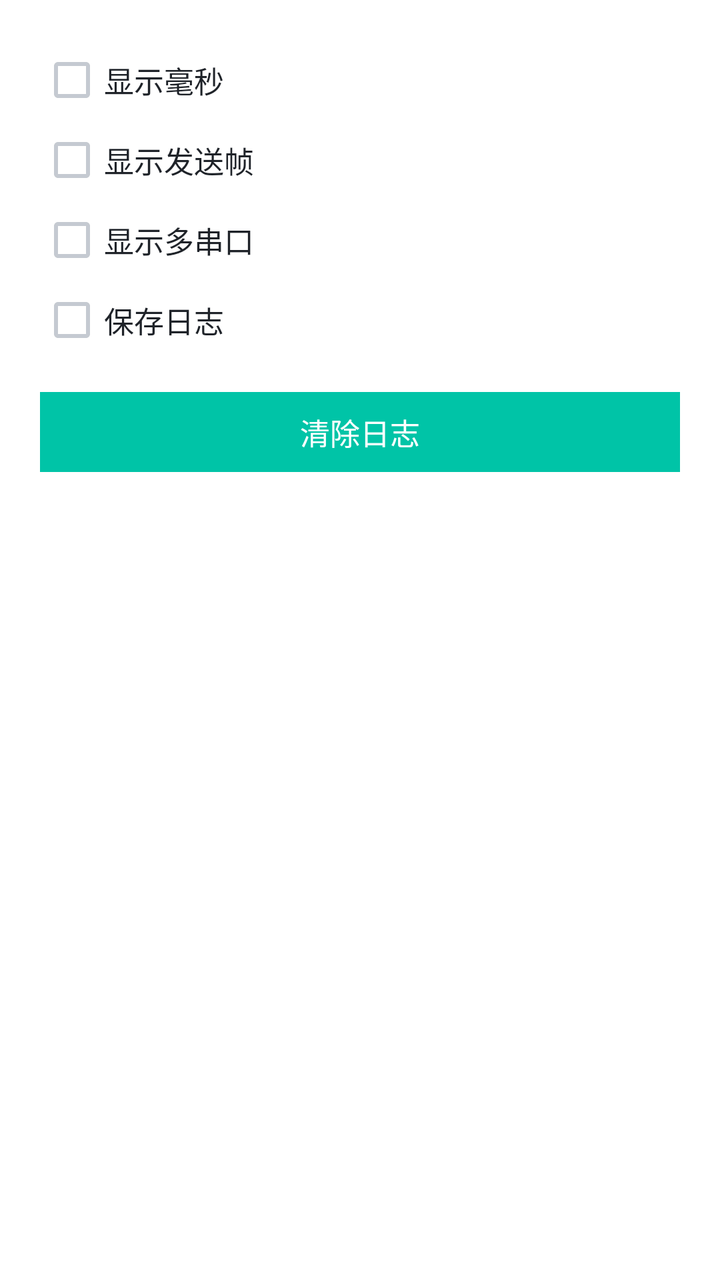
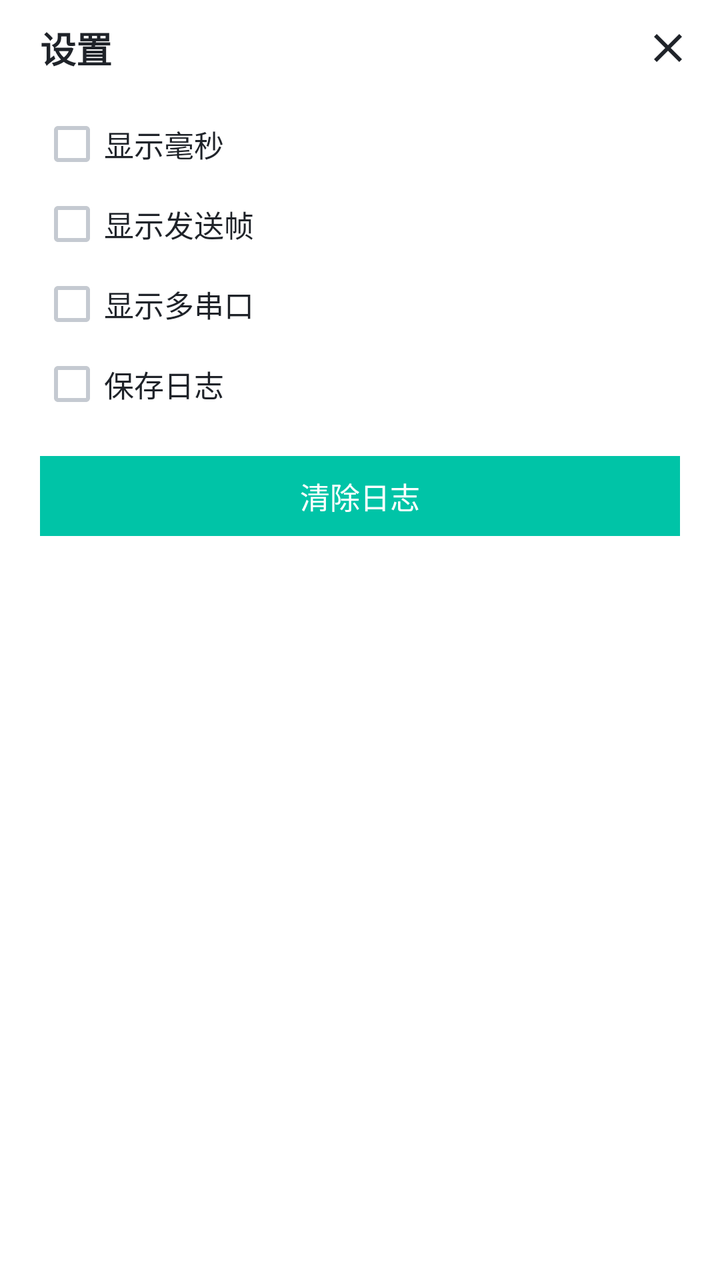

An Android layout rendered at two revisions. The XML below is the earlier revision; the diff shows what the commit changed to produce the second picture.
<!-- AndroidManifest.xml: application theme Theme.ComTool -->
<!-- res/layout/dialog_settings.xml -->
<?xml version="1.0" encoding="utf-8"?>
<LinearLayout xmlns:android="http://schemas.android.com/apk/res/android"
    android:layout_width="match_parent"
    android:layout_height="wrap_content"
    android:background="@color/card"
    android:orientation="vertical"
    android:padding="20dp">

    <CheckBox
        android:id="@+id/checkShowMillis"
        android:layout_width="match_parent"
        android:layout_height="wrap_content"
        android:minHeight="40dp"
        android:text="显示毫秒"
        android:textSize="15sp" />

    <CheckBox
        android:id="@+id/checkShowTx"
        android:layout_width="match_parent"
        android:layout_height="wrap_content"
        android:minHeight="40dp"
        android:text="显示发送帧"
        android:textSize="15sp" />

    <CheckBox
        android:id="@+id/checkShowMulti"
        android:layout_width="match_parent"
        android:layout_height="wrap_content"
        android:minHeight="40dp"
        android:text="显示多串口"
        android:textSize="15sp" />

    <CheckBox
        android:id="@+id/checkSaveLog"
        android:layout_width="match_parent"
        android:layout_height="wrap_content"
        android:minHeight="40dp"
        android:text="保存日志"
        android:textSize="15sp" />

    <Button
        android:id="@+id/buttonClearLog"
        style="@style/Widget.ComTool.Button.Primary"
        android:layout_width="match_parent"
        android:layout_height="40dp"
        android:layout_marginTop="16dp"
        android:text="清除日志"
        android:textSize="15sp" />

</LinearLayout>
<!-- resources referenced by this layout -->
<resources>
  <color name="card">#FFFFFF</color>
  <!-- drawable bg_button_primary (drawable) -->
  <?xml version="1.0" encoding="utf-8"?>
  <selector xmlns:android="http://schemas.android.com/apk/res/android">
      <item android:state_pressed="true">
          <shape>
              <solid android:color="@color/brand_dark" />
              <corners android:radius="0dp" />
          </shape>
      </item>
      <item>
          <shape>
              <solid android:color="@color/brand" />
              <corners android:radius="0dp" />
          </shape>
      </item>
  </selector>
  <color name="white">#FFFFFF</color>
  <color name="line">#E6E8EB</color>
  <color name="brand">#00C4A7</color>
  <color name="page">#F5F7FA</color>
  <color name="text_primary">#1F2329</color>
  <style name="Widget.ComTool.ActionBar" parent="android:Widget.Material.Light.ActionBar.Solid">
          <item name="android:background">@color/card</item>
          <item name="android:elevation">1dp</item>
          <item name="android:titleTextStyle">@style/Text.ComTool.Title</item>
      </style>
  <style name="Widget.ComTool.CheckBox" parent="android:Widget.CompoundButton.CheckBox">
          <item name="android:buttonTint">@color/control_tint</item>
          <item name="android:textColor">@color/text_primary</item>
          <item name="android:textSize">13sp</item>
      </style>
  <style name="Widget.ComTool.Radio" parent="android:Widget.CompoundButton.RadioButton">
          <item name="android:buttonTint">@color/control_tint</item>
          <item name="android:textColor">@color/text_primary</item>
          <item name="android:textSize">13sp</item>
      </style>
  <style name="Widget.ComTool.Spinner" parent="android:Widget.Spinner">
          <item name="android:background">@drawable/bg_spinner</item>
          <item name="android:popupBackground">@drawable/bg_card</item>
          <item name="android:minHeight">32dp</item>
      </style>
  <color name="brand_dark">#009E86</color>
  <style name="Text.ComTool.Title" parent="android:TextAppearance.Material.Widget.ActionBar.Title">
          <item name="android:textColor">@color/text_primary</item>
          <item name="android:textSize">18sp</item>
      </style>
  <!-- drawable bg_input (drawable) -->
  <?xml version="1.0" encoding="utf-8"?>
  <shape xmlns:android="http://schemas.android.com/apk/res/android">
      <solid android:color="@color/card" />
      <stroke
          android:width="1dp"
          android:color="@color/line" />
      <corners android:radius="0dp" />
  </shape>
  <color name="text_secondary">#8B919A</color>
  <!-- drawable bg_card (drawable) -->
  <?xml version="1.0" encoding="utf-8"?>
  <shape xmlns:android="http://schemas.android.com/apk/res/android">
      <solid android:color="@color/card" />
      <stroke
          android:width="1dp"
          android:color="@color/line" />
      <corners android:radius="0dp" />
  </shape>
  <!-- drawable ic_chevron (drawable) -->
  <?xml version="1.0" encoding="utf-8"?>
  <vector xmlns:android="http://schemas.android.com/apk/res/android"
      android:width="12dp"
      android:height="12dp"
      android:viewportWidth="12"
      android:viewportHeight="12">
      <path
          android:fillColor="#8B919A"
          android:pathData="M2.1,4.1 L6,8.1 L9.9,4.1 L9.1,3.3 L6,6.5 L2.9,3.3 Z" />
  </vector>
  <!-- unchanged entries left out for length: 4 -->
</resources>

<!-- the commit's change to res/layout/dialog_settings.xml (unified diff, before → after) -->
@@ -3,48 +3,85 @@
     android:layout_width="match_parent"
     android:layout_height="wrap_content"
     android:background="@color/card"
-    android:orientation="vertical"
-    android:padding="20dp">
+    android:orientation="vertical">
 
-    <CheckBox
-        android:id="@+id/checkShowMillis"
+    <LinearLayout
+        android:layout_width="match_parent"
+        android:layout_height="48dp"
+        android:gravity="center_vertical"
+        android:orientation="horizontal"
+        android:paddingStart="20dp"
+        android:paddingEnd="6dp">
+
+        <TextView
+            android:layout_width="0dp"
+            android:layout_height="wrap_content"
+            android:layout_weight="1"
+            android:text="设置"
+            android:textColor="@color/text_primary"
+            android:textSize="18sp"
+            android:textStyle="bold" />
+
+        <ImageButton
+            android:id="@+id/buttonCloseSettings"
+            android:layout_width="40dp"
+            android:layout_height="40dp"
+            android:background="@android:color/transparent"
+            android:contentDescription="关闭"
+            android:padding="8dp"
+            android:scaleType="fitCenter"
+            android:src="@drawable/ic_close" />
+    </LinearLayout>
+
+    <LinearLayout
         android:layout_width="match_parent"
         android:layout_height="wrap_content"
-        android:minHeight="40dp"
-        android:text="显示毫秒"
-        android:textSize="15sp" />
+        android:orientation="vertical"
+        android:paddingStart="20dp"
+        android:paddingTop="4dp"
+        android:paddingEnd="20dp"
+        android:paddingBottom="20dp">
 
-    <CheckBox
-        android:id="@+id/checkShowTx"
-        android:layout_width="match_parent"
-        android:layout_height="wrap_content"
-        android:minHeight="40dp"
-        android:text="显示发送帧"
-        android:textSize="15sp" />
+        <CheckBox
+            android:id="@+id/checkShowMillis"
+            android:layout_width="match_parent"
+            android:layout_height="wrap_content"
+            android:minHeight="40dp"
+            android:text="显示毫秒"
+            android:textSize="15sp" />
 
-    <CheckBox
-        android:id="@+id/checkShowMulti"
-        android:layout_width="match_parent"
-        android:layout_height="wrap_content"
-        android:minHeight="40dp"
-        android:text="显示多串口"
-        android:textSize="15sp" />
+        <CheckBox
+            android:id="@+id/checkShowTx"
+            android:layout_width="match_parent"
+            android:layout_height="wrap_content"
+            android:minHeight="40dp"
+            android:text="显示发送帧"
+            android:textSize="15sp" />
 
-    <CheckBox
-        android:id="@+id/checkSaveLog"
-        android:layout_width="match_parent"
-        android:layout_height="wrap_content"
-        android:minHeight="40dp"
-        android:text="保存日志"
-        android:textSize="15sp" />
+        <CheckBox
+            android:id="@+id/checkShowMulti"
+            android:layout_width="match_parent"
+            android:layout_height="wrap_content"
+            android:minHeight="40dp"
+            android:text="显示多串口"
+            android:textSize="15sp" />
 
-    <Button
-        android:id="@+id/buttonClearLog"
-        style="@style/Widget.ComTool.Button.Primary"
-        android:layout_width="match_parent"
-        android:layout_height="40dp"
-        android:layout_marginTop="16dp"
-        android:text="清除日志"
-        android:textSize="15sp" />
+        <CheckBox
+            android:id="@+id/checkSaveLog"
+            android:layout_width="match_parent"
+            android:layout_height="wrap_content"
+            android:minHeight="40dp"
+            android:text="保存日志"
+            android:textSize="15sp" />
+
+        <Button
+            android:id="@+id/buttonClearLog"
+            style="@style/Widget.ComTool.Button.Primary"
+            android:layout_width="match_parent"
+            android:layout_height="40dp"
+            android:layout_marginTop="16dp"
+            android:text="清除日志"
+            android:textSize="15sp" />
+    </LinearLayout>
 
 </LinearLayout>
<!-- resource entries referenced after the edit -->
@@ -22,6 +22,17 @@
   <color name="brand">#00C4A7</color>
   <color name="page">#F5F7FA</color>
   <color name="text_primary">#1F2329</color>
+  <!-- drawable ic_close (drawable) -->
+  <?xml version="1.0" encoding="utf-8"?>
+  <vector xmlns:android="http://schemas.android.com/apk/res/android"
+      android:width="24dp"
+      android:height="24dp"
+      android:viewportWidth="24"
+      android:viewportHeight="24">
+      <path
+          android:fillColor="#1F2329"
+          android:pathData="M19,6.41L17.59,5L12,10.59L6.41,5L5,6.41L10.59,12L5,17.59L6.41,19L12,13.41L17.59,19L19,17.59L13.41,12z" />
+  </vector>
   <style name="Widget.ComTool.ActionBar" parent="android:Widget.Material.Light.ActionBar.Solid">
           <item name="android:background">@color/card</item>
           <item name="android:elevation">1dp</item>
